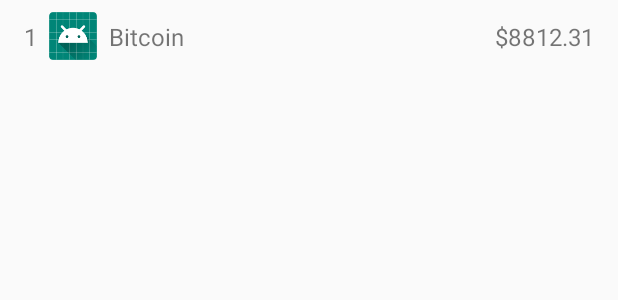
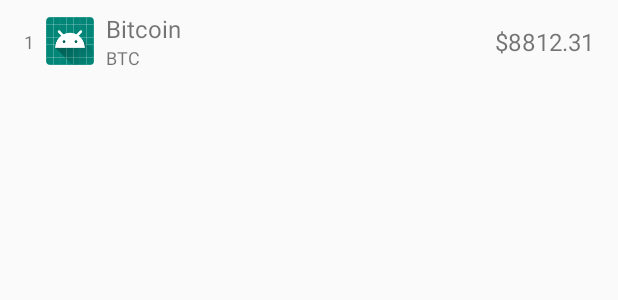
Before and after one commit to vshkl/Coins, an Android app: the layout item_coin.xml on its own in the app's theme, with its tools: preview values and no code run, on a phone screen of 412 x 824 dp. Shown: the top 300 px of the screen. Run offline under Robolectric (Android 15) with nearby library versions, the phone set to English and light mode, and no system bars.

Commit message:
Add symbol

```diff
--- a/app/src/main/java/com/vshkl/coins/stories/coinsList/CoinsListAdapter.kt
+++ b/app/src/main/java/com/vshkl/coins/stories/coinsList/CoinsListAdapter.kt
@@ -30,6 +30,7 @@ class CoinsListAdapter(context: Context) : RecyclerView.Adapter<CoinsListViewHol
         with(coins[position]) {
             holder.tvRank.text = rank.toString()
             holder.tvName.text = name
+            holder.tvSymbol.text = symbol
             holder.tvPrice.text = price
 
             glideRequestBuilder
--- a/app/src/main/java/com/vshkl/coins/stories/coinsList/CoinsListViewHolder.kt
+++ b/app/src/main/java/com/vshkl/coins/stories/coinsList/CoinsListViewHolder.kt
@@ -1,12 +1,15 @@
 package com.vshkl.coins.stories.coinsList
 
 import android.view.View
+import android.widget.ImageView
+import android.widget.TextView
 import androidx.recyclerview.widget.RecyclerView
 import kotlinx.android.synthetic.main.item_coin.view.*
 
 class CoinsListViewHolder(itemView: View): RecyclerView.ViewHolder(itemView) {
-    val tvRank = itemView.tvRank
-    val ivIcon = itemView.ivIcon
-    val tvName = itemView.tvName
-    val tvPrice = itemView.tvPrice
+    val tvRank: TextView = itemView.tvRank
+    val ivIcon: ImageView = itemView.ivIcon
+    val tvName: TextView = itemView.tvName
+    val tvSymbol: TextView = itemView.tvSymbol
+    val tvPrice: TextView = itemView.tvPrice
 }
--- a/app/src/main/res/layout/item_coin.xml
+++ b/app/src/main/res/layout/item_coin.xml
@@ -4,7 +4,7 @@
     xmlns:tools="http://schemas.android.com/tools"
     xmlns:app="http://schemas.android.com/apk/res-auto"
     android:layout_width="match_parent"
-    android:layout_height="48dp"
+    android:layout_height="wrap_content"
     android:paddingStart="16dp"
     android:paddingEnd="16dp"
     android:paddingTop="8dp"
@@ -15,7 +15,7 @@
         android:id="@+id/tvRank"
         android:layout_width="wrap_content"
         android:layout_height="wrap_content"
-        android:textSize="16sp"
+        android:textSize="12sp"
         app:layout_constraintStart_toStartOf="parent"
         app:layout_constraintTop_toTopOf="parent"
         app:layout_constraintBottom_toBottomOf="parent"
@@ -43,8 +43,20 @@
         app:layout_constraintStart_toEndOf="@id/ivIcon"
         app:layout_constraintEnd_toStartOf="@id/tvPrice"
         app:layout_constraintTop_toTopOf="parent"
+        app:layout_constraintBottom_toTopOf="@id/tvSymbol"
+        tools:text="Bitcoin"
+        />
+
+    <TextView
+        android:id="@+id/tvSymbol"
+        android:layout_width="0dp"
+        android:layout_height="wrap_content"
+        android:textSize="12sp"
+        app:layout_constraintStart_toStartOf="@+id/tvName"
+        app:layout_constraintEnd_toEndOf="@id/tvName"
+        app:layout_constraintTop_toBottomOf="@id/tvName"
         app:layout_constraintBottom_toBottomOf="parent"
-        tools:text="Bitcoin"
+        tools:text="BTC"
         />
 
     <TextView
```
